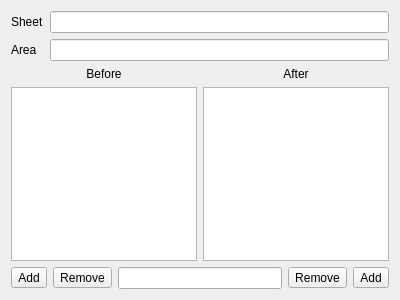
Before: the Qt Designer form changeentry.ui in Kuszki/Multimap-Zasiegi, drawn with Qt 5.
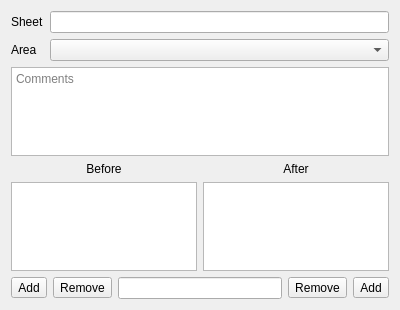
After: the same form once the commit is applied. Icons and pictures are not drawn.

What changed in the file:
```diff
--- a/changeentry.ui
+++ b/changeentry.ui
@@ -7,12 +7,63 @@
     <x>0</x>
     <y>0</y>
     <width>400</width>
-    <height>300</height>
+    <height>310</height>
    </rect>
   </property>
   <layout class="QGridLayout" name="gridLayout">
+   <item row="5" column="0" colspan="2">
+    <layout class="QHBoxLayout" name="horizontalLayout">
+     <item>
+      <widget class="QToolButton" name="addLeftButton">
+       <property name="text">
+        <string>Add</string>
+       </property>
+       <property name="icon">
+        <iconset theme="list-add">
+         <normaloff>.</normaloff>.</iconset>
+       </property>
+      </widget>
+     </item>
+     <item>
+      <widget class="QToolButton" name="delLeftButton">
+       <property name="text">
+        <string>Remove</string>
+       </property>
+       <property name="icon">
+        <iconset theme="list-remove">
+         <normaloff>.</normaloff>.</iconset>
+       </property>
+      </widget>
+     </item>
+     <item>
+      <widget class="QLineEdit" name="commonEdit"/>
+     </item>
+     <item>
+      <widget class="QToolButton" name="delRightButton">
+       <property name="text">
+        <string>Remove</string>
+       </property>
+       <property name="icon">
+        <iconset theme="list-remove">
+         <normaloff>.</normaloff>.</iconset>
+       </property>
+      </widget>
+     </item>
+     <item>
+      <widget class="QToolButton" name="addRightButton">
+       <property name="text">
+        <string>Add</string>
+       </property>
+       <property name="icon">
+        <iconset theme="list-add">
+         <normaloff>.</normaloff>.</iconset>
+       </property>
+      </widget>
+     </item>
+    </layout>
+   </item>
    <item row="0" column="0" colspan="2">
-    <layout class="QFormLayout" name="formLayout">
+    <layout class="QGridLayout" name="attribLayout">
      <item row="0" column="0">
       <widget class="QLabel" name="sheetLabel">
        <property name="text">
@@ -37,24 +88,11 @@
       </widget>
      </item>
      <item row="1" column="1">
-      <widget class="QLineEdit" name="areaEdit"/>
+      <widget class="QComboBox" name="areaCombo"/>
      </item>
     </layout>
    </item>
-   <item row="1" column="0">
-    <widget class="QLabel" name="beforeLabel">
-     <property name="text">
-      <string>Before</string>
-     </property>
-     <property name="alignment">
-      <set>Qt::AlignCenter</set>
-     </property>
-     <property name="buddy">
-      <cstring>beforeView</cstring>
-     </property>
-    </widget>
-   </item>
-   <item row="1" column="1">
+   <item row="2" column="1">
     <widget class="QLabel" name="afterLabel">
      <property name="text">
       <string>After</string>
@@ -67,70 +105,39 @@
      </property>
     </widget>
    </item>
-   <item row="2" column="0">
+   <item row="3" column="0">
     <widget class="QListView" name="beforeView">
      <property name="editTriggers">
       <set>QAbstractItemView::NoEditTriggers</set>
      </property>
     </widget>
    </item>
-   <item row="2" column="1">
+   <item row="3" column="1">
     <widget class="QListView" name="afterView">
      <property name="editTriggers">
       <set>QAbstractItemView::NoEditTriggers</set>
      </property>
     </widget>
    </item>
-   <item row="3" column="0" colspan="2">
-    <layout class="QHBoxLayout" name="horizontalLayout">
-     <item>
-      <widget class="QToolButton" name="addLeftButton">
-       <property name="text">
-        <string>Add</string>
-       </property>
-       <property name="icon">
-        <iconset theme="list-add">
-         <normaloff>.</normaloff>.</iconset>
-       </property>
-      </widget>
-     </item>
-     <item>
-      <widget class="QToolButton" name="delLeftButton">
-       <property name="text">
-        <string>Remove</string>
-       </property>
-       <property name="icon">
-        <iconset theme="list-remove">
-         <normaloff>.</normaloff>.</iconset>
-       </property>
-      </widget>
-     </item>
-     <item>
-      <widget class="QLineEdit" name="commonEdit"/>
-     </item>
-     <item>
-      <widget class="QToolButton" name="delRightButton">
-       <property name="text">
-        <string>Remove</string>
-       </property>
-       <property name="icon">
-        <iconset theme="list-remove">
-         <normaloff>.</normaloff>.</iconset>
-       </property>
-      </widget>
-     </item>
-     <item>
-      <widget class="QToolButton" name="addRightButton">
-       <property name="text">
-        <string>Add</string>
-       </property>
-       <property name="icon">
-        <iconset theme="list-add">
-         <normaloff>.</normaloff>.</iconset>
-       </property>
-      </widget>
-     </item>
-    </layout>
+   <item row="2" column="0">
+    <widget class="QLabel" name="beforeLabel">
+     <property name="text">
+      <string>Before</string>
+     </property>
+     <property name="alignment">
+      <set>Qt::AlignCenter</set>
+     </property>
+     <property name="buddy">
+      <cstring>beforeView</cstring>
+     </property>
+    </widget>
+   </item>
+   <item row="1" column="0" colspan="2">
+    <widget class="QPlainTextEdit" name="commentEdit">
+     <property name="placeholderText">
+      <string>Comments</string>
+     </property>
+    </widget>
    </item>
   </layout>
  </widget>
```
Left out of the diff: 54 changed lines with no effect on the pictures.
